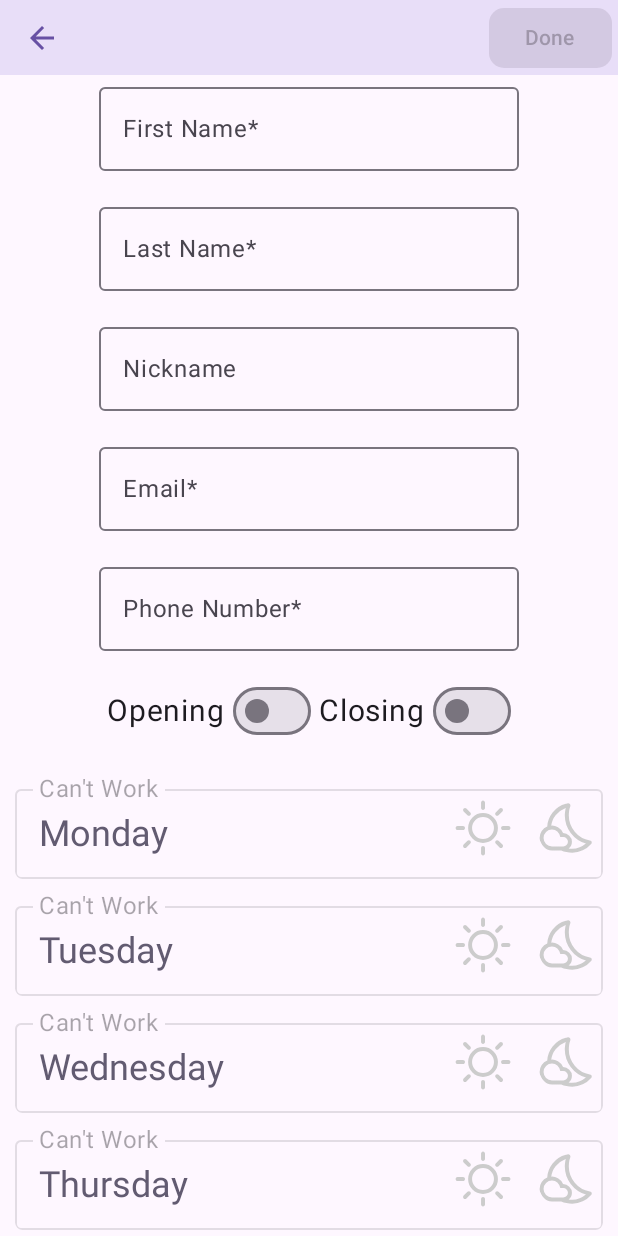
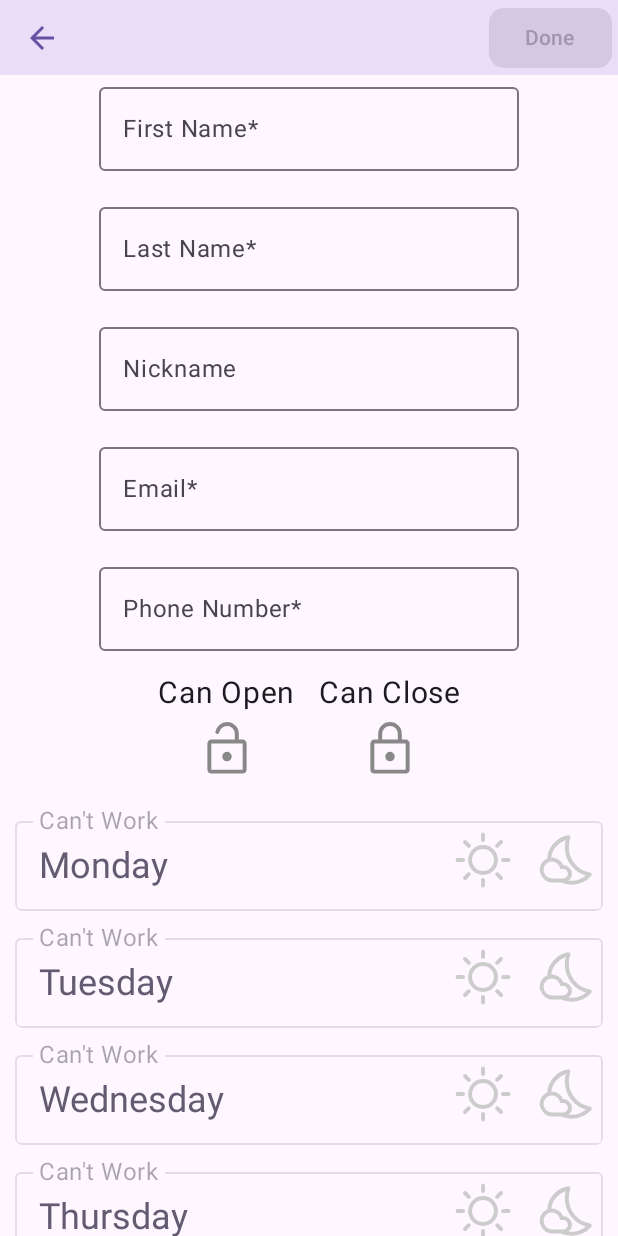
Before and after one commit to batec2/Little-Green-Frog-Scheduling-App, an Android app built with Jetpack Compose: the composable EmployeeEntryBody shown on its own in the app's theme, on a phone screen of 412 x 824 dp. Run offline under Robolectric (Android 15) with nearby library versions, the light colour scheme and no system bars; our stand-ins replace Dagger/Hilt's generated code, Room's generated code, accompanist.

Commit message:
- fix: Adjusted tests, added toggle icons for open/close

```diff
--- a/app/src/main/java/com/example/f23hopper/ui/employee/EmployeeEntryScreen.kt
+++ b/app/src/main/java/com/example/f23hopper/ui/employee/EmployeeEntryScreen.kt
@@ -1,6 +1,7 @@
 package com.example.f23hopper.ui.employee
 
 //import com.example.f23hopper.utils.StatusBarColorUpdateEffect
+import androidx.compose.foundation.clickable
 import androidx.compose.foundation.layout.Arrangement
 import androidx.compose.foundation.layout.Box
 import androidx.compose.foundation.layout.Column
@@ -26,7 +27,6 @@ import androidx.compose.material3.IconToggleButton
 import androidx.compose.material3.MaterialTheme.colorScheme
 import androidx.compose.material3.OutlinedTextField
 import androidx.compose.material3.Scaffold
-import androidx.compose.material3.Switch
 import androidx.compose.material3.Text
 import androidx.compose.material3.TopAppBarDefaults
 import androidx.compose.runtime.Composable
@@ -41,6 +41,7 @@ import androidx.compose.ui.Modifier
 import androidx.compose.ui.draw.clip
 import androidx.compose.ui.focus.FocusDirection
 import androidx.compose.ui.graphics.Color
+import androidx.compose.ui.graphics.vector.ImageVector
 import androidx.compose.ui.input.key.Key
 import androidx.compose.ui.input.key.KeyEvent
 import androidx.compose.ui.input.key.KeyEventType
@@ -62,6 +63,8 @@ import com.example.f23hopper.ui.calendar.toolbarColor
 import com.example.f23hopper.ui.icons.dayShiftIcon
 import com.example.f23hopper.ui.icons.fullShiftIcon
 import com.example.f23hopper.ui.icons.nightShiftIcon
+import com.example.f23hopper.ui.icons.rememberLock
+import com.example.f23hopper.ui.icons.rememberLockOpen
 import com.example.f23hopper.utils.StatusBarColorUpdateEffect
 import kotlinx.coroutines.launch
 
@@ -283,33 +286,67 @@ fun OpenCloseCertificationSelector(
 ) {
     var checkedOpen by remember { mutableStateOf(employeeDetails.canOpen) }
     var checkedClose by remember { mutableStateOf(employeeDetails.canClose) }
+
+    // Define the primary color and the off color
+    val primaryColor = colorScheme.primary
+    val offColor = Color.Gray
+
     Row(
         horizontalArrangement = Arrangement.SpaceEvenly,
         verticalAlignment = Alignment.CenterVertically
     ) {
-        Text(text = "Opening", fontSize = 20.sp)
-        Spacer(modifier = Modifier.padding(start = 5.dp))
-        Switch(
+        // Opening Certification Button
+        CertificationButton(
+            text = "Can Open",
             checked = checkedOpen,
-            onCheckedChange = {
-                checkedOpen = it
-                onCertValueChange(employeeDetails.copy(canOpen = it))
+            onCheckedChange = { newValue ->
+                checkedOpen = newValue
+                onCertValueChange(employeeDetails.copy(canOpen = newValue))
             },
-        )
-        Spacer(modifier = Modifier.padding(start = 5.dp))
-        Text(text = "Closing", fontSize = 20.sp)
-        Spacer(modifier = Modifier.padding(start = 5.dp))
-        Switch(
-            checked = checkedClose,
-            onCheckedChange = {
-                checkedClose = it
-                onCertValueChange(employeeDetails.copy(canClose = it))
-            },
+            primaryColor = primaryColor,
+            offColor = offColor,
+            icon = rememberLockOpen(),
         )
 
+        Spacer(modifier = Modifier.size(15.dp))
+
+        // Closing Certification Button
+        CertificationButton(
+            text = "Can Close",
+            checked = checkedClose,
+            onCheckedChange = { newValue ->
+                checkedClose = newValue
+                onCertValueChange(employeeDetails.copy(canClose = newValue))
+            },
+            primaryColor = primaryColor,
+            offColor = offColor,
+            icon = rememberLock(),
+        )
     }
 }
 
+@Composable
+fun CertificationButton(
+    text: String,
+    checked: Boolean,
+    onCheckedChange: (Boolean) -> Unit,
+    primaryColor: Color,
+    offColor: Color,
+    icon: ImageVector,
+) {
+    Column(horizontalAlignment = Alignment.CenterHorizontally) {
+        Text(text = text, fontSize = 20.sp)
+        Spacer(modifier = Modifier.size(5.dp))
+        Icon(
+            imageVector = icon,
+            contentDescription = text,
+            tint = if (checked) primaryColor else offColor,
+            modifier = Modifier
+                .size(40.dp) // Increase icon size
+                .clickable { onCheckedChange(!checked) }
+        )
+    }
+}
 
 @Composable
 fun ScheduleSelector(
```
Also changed, not shown: app/build.gradle.kts (+13 -2 lines), 1 other file.
